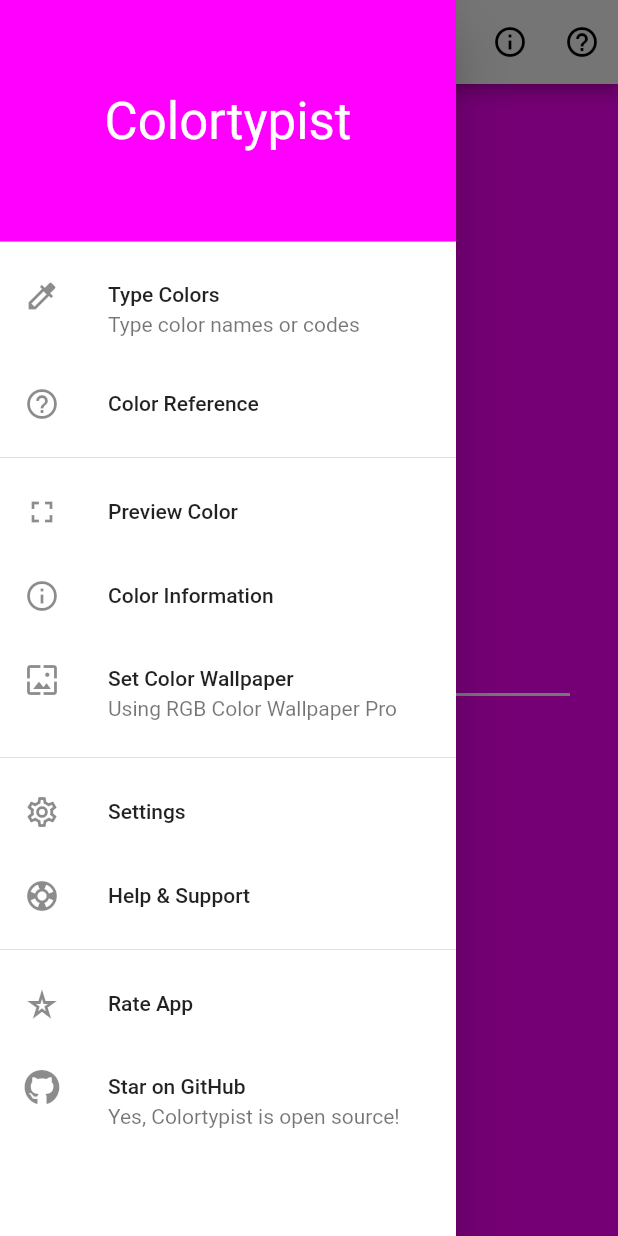
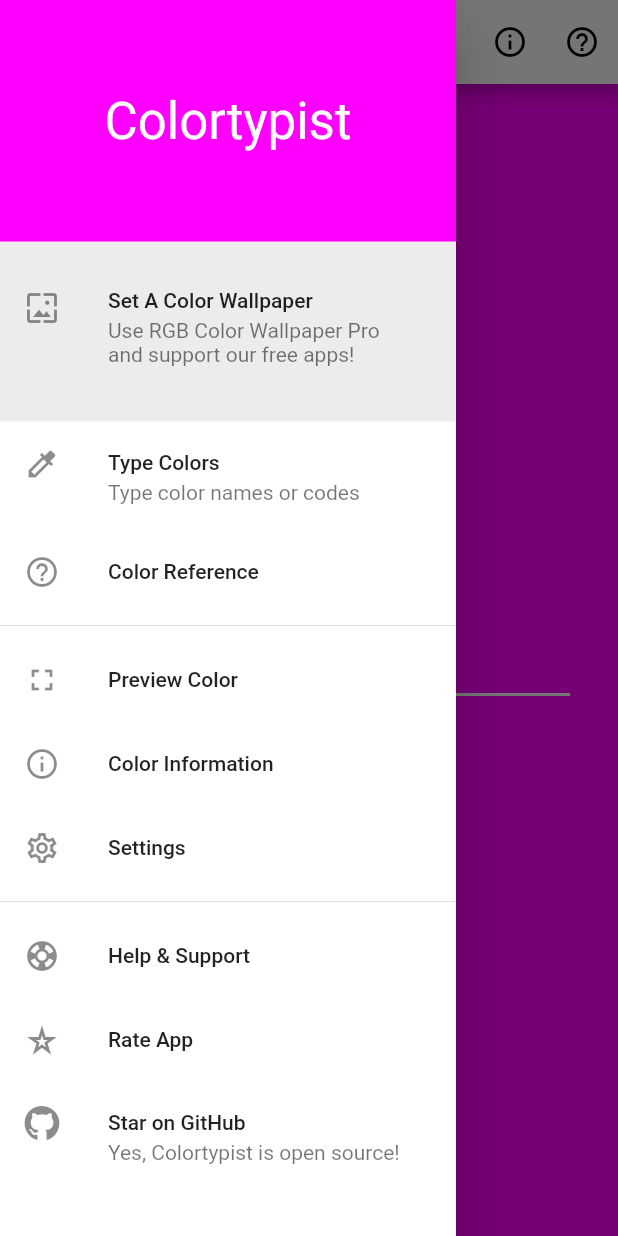
Before and after one commit to tecdrop/colortypist, a Flutter app: the screen it shows after launch, with the side drawer open, on a phone screen of 412 x 824 dp. Run offline on Flutter 3.47's test engine with Material 2 defaults, Android fonts, the phone set to English and light mode, and no system bars; our stand-ins replace from_css_color, share_plus, shared_preferences.

Commit message:
Restructure the app drawer

```diff
--- a/lib/common/strings.dart
+++ b/lib/common/strings.dart
@@ -35,19 +35,16 @@ const Map<NamedColorType, String> namedColorTypeTitle = {
 // Drawer items
 // -----------------------------------------------------------------------------------------------
 
+const String setWallpaperDrawerTitle = 'Set A Color Wallpaper';
+const String setWallpaperDrawerSubtitle = 'Use RGB Color Wallpaper Pro\nand support our free apps!';
 const String typeColorDrawerTitle = 'Type Colors';
 const String typeColorDrawerSubtitle = 'Type color names or codes';
 const String colorReferenceDrawer = 'Color Reference';
-
 const String previewColorDrawer = 'Preview Color';
 const String colorInfoDrawer = 'Color Information';
-const String setWallpaperDrawerTitle = 'Set Color Wallpaper';
-const String setWallpaperDrawerSubtitle = 'Using RGB Color Wallpaper Pro';
-
 const String settingsDrawer = 'Settings';
 const String rateAppDrawer = 'Rate App';
 const String helpDrawer = 'Help & Support';
-
 const String starOnGitHubTitle = 'Star on GitHub';
 const String starOnGitHubSubtitle = 'Yes, $appName is open source!';
 
--- a/lib/widgets/app_drawer.dart
+++ b/lib/widgets/app_drawer.dart
@@ -52,6 +52,17 @@ class AppDrawer extends StatelessWidget {
             title: strings.appName,
           ),
 
+          // The Set Color Wallpaper drawer item
+          ListTile(
+            contentPadding: const EdgeInsets.all(16.0),
+            tileColor: Theme.of(context).colorScheme.onPrimary.withOpacity(0.075),
+            leading: const Icon(Icons.wallpaper),
+            title: const Text(strings.setWallpaperDrawerTitle),
+            subtitle: const Text(strings.setWallpaperDrawerSubtitle),
+            isThreeLine: true,
+            onTap: () => onItemTap?.call(AppDrawerItems.setWallpaper),
+          ),
+
           // The Type Color drawer item
           _buildItem(
             context,
@@ -89,18 +100,6 @@ class AppDrawer extends StatelessWidget {
             enabled: colorResult.color != null,
           ),
 
-          // The Set Color Wallpaper drawer item
-          _buildItem(
-            context,
-            icon: Icons.wallpaper,
-            title: strings.setWallpaperDrawerTitle,
-            subtitle: strings.setWallpaperDrawerSubtitle,
-            item: AppDrawerItems.setWallpaper,
-            enabled: colorResult.color != null,
-          ),
-
-          const Divider(),
-
           // The Settings drawer item
           _buildItem(
             context,
@@ -109,6 +108,8 @@ class AppDrawer extends StatelessWidget {
             item: AppDrawerItems.settings,
           ),
 
+          const Divider(),
+
           // The Online Help drawer item
           _buildItem(
             context,
@@ -116,8 +117,6 @@ class AppDrawer extends StatelessWidget {
             title: strings.helpDrawer,
             item: AppDrawerItems.help,
           ),
-
-          const Divider(),
 
           // The Rate App drawer item
           _buildItem(
@@ -177,6 +176,7 @@ class _AppDrawerHeader extends StatelessWidget {
   Widget build(BuildContext context) {
     return DrawerHeader(
       padding: EdgeInsets.zero,
+      margin: EdgeInsets.zero,
 
       // The background of the drawer header should be exactly the same as the background of the
       // typist screen, including the transparency grid for invalid or partially transparent colors
```
Also changed, not shown: 2 other files.
